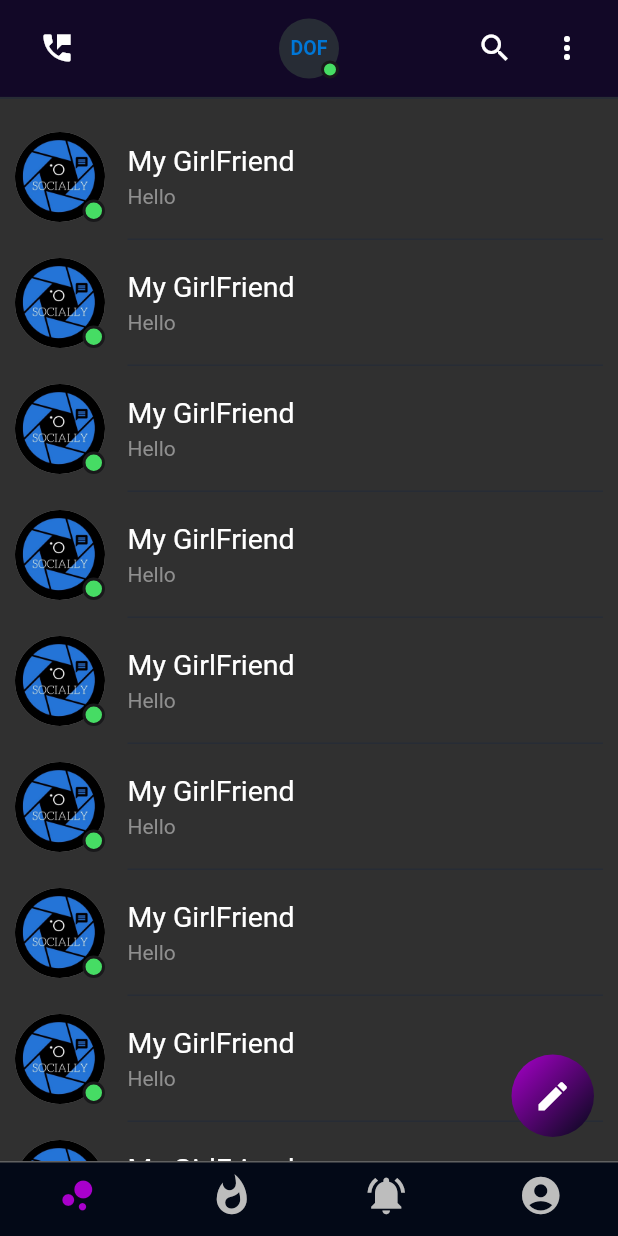
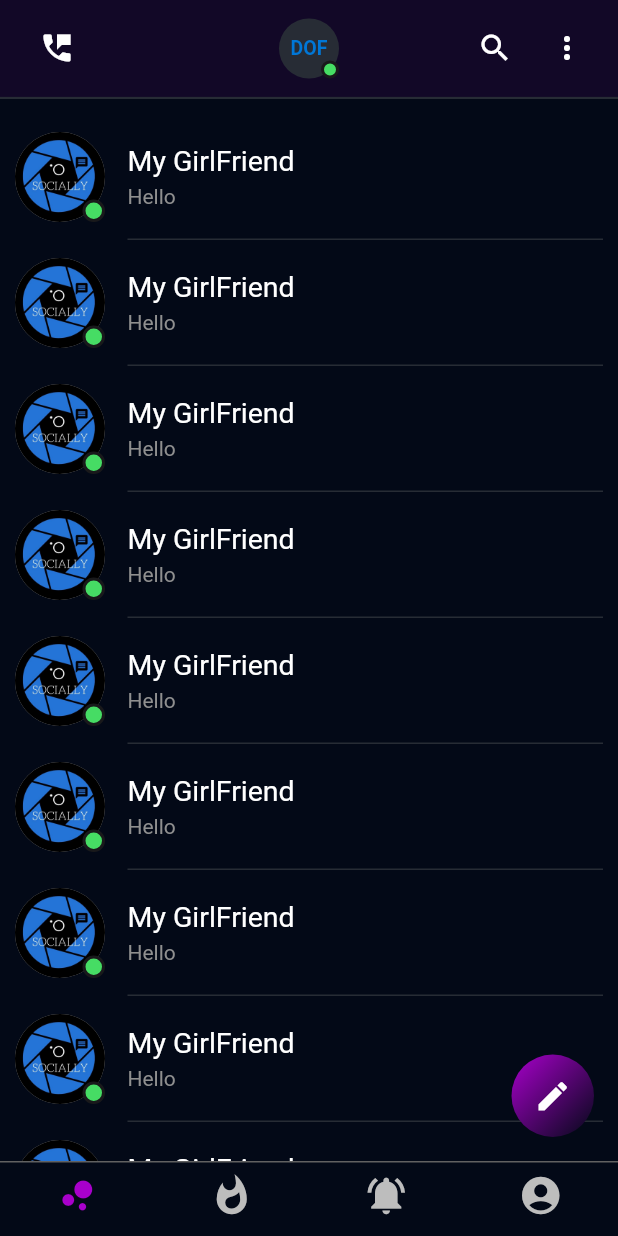
Before and after one commit to femidof/Socially-App, a Flutter app: the screen it shows once a user with an empty profile is signed in, on a phone screen of 412 x 824 dp. Run offline on Flutter 3.47's test engine with Material 2 defaults, Android fonts, the phone set to English and light mode, and no system bars; our stand-ins replace cached_network_image, cloud_firestore, firebase_auth, firebase_storage, flutter_spinkit, gradient_app_bar and 5 more; missing offline and left inert: agora_rtc_engine, country_pickers, emoji_picker; accounts and stored records are empty; Roboto replaces fonts that are missing (Arial).

Commit message:
fixed some minor bugs

```diff
--- a/lib/homepage.dart
+++ b/lib/homepage.dart
@@ -62,7 +62,8 @@ class _MyHomeState extends State<MyHome> {
         // PickupLayout(
         //   scaffold:
         Scaffold(
-      // backgroundColor: Color.fromRGBO(3, 9, 23, 1),
+      backgroundColor: Color.fromRGBO(3, 9, 23, 1),
+      // Colors.black,
       body: PageView(
         children: <Widget>[
           Container(
--- a/lib/loginPage.dart
+++ b/lib/loginPage.dart
@@ -248,10 +248,12 @@ class _LoginPageState extends State<LoginPage> {
                             print("Works here");
                             if (this.userP == null) {
                               print("Error IN System Process");
-                              return null;
+                              // return null;
                             } else {
+                              print(userP.toString());
+                              print("omgggggg?");
                               print("so it is here???");
-                              return MyHome();
+                              // return MyHome();
                             }
                           });
                           print("hello");
--- a/lib/main.dart
+++ b/lib/main.dart
@@ -29,7 +29,6 @@ class BaseStart extends StatelessWidget {
             primaryColor: Color.fromRGBO(3, 9, 23, 1),
             accentColor: Colors.purple[600],
             backgroundColor: Color.fromRGBO(3, 9, 23, 1),
-
             // brightness: Brightness.dark,
           ),
           initialRoute: '/',
--- a/lib/screens/pages/chat_list_screen.dart
+++ b/lib/screens/pages/chat_list_screen.dart
@@ -102,6 +102,7 @@ class _ChatListContainerState extends State<ChatListContainer> {
   @override
   Widget build(BuildContext context) {
     return Container(
+      color: Color.fromRGBO(3, 9, 23, 1),
       child: ListView.builder(
         padding: EdgeInsets.all(10.0),
         itemCount: 10,
--- a/lib/screens/pages/timeline.dart
+++ b/lib/screens/pages/timeline.dart
@@ -21,8 +21,9 @@ class _TimelineState extends State<Timeline> {
   @override
   Widget build(context) {
     return Scaffold(
+      backgroundColor: Color.fromRGBO(3, 9, 23, 1),
       appBar: header(context, "Socially"),
-      body: ProgressBar.circularProgress(),
+      body: ProgressBar.circularStylishProgress(),
     );
   }
 }
--- a/lib/services/auth.dart
+++ b/lib/services/auth.dart
@@ -11,7 +11,7 @@ import 'package:socially/welcome_screen.dart';
 class AuthService {
   FirebaseAuth _auth = FirebaseAuth.instance;
   User currentUser;
-//  Firestore firestore =
+
   //Handles Auth
   final usersRef = Firestore.instance.collection('user');
 
@@ -105,6 +105,7 @@ class AuthService {
     AuthCredential authCreds = PhoneAuthProvider.getCredential(
         verificationId: verId, smsCode: smsCode);
     await signIn(authCreds, context, phoneNumber);
+
     // createUserInFirestore(context);
     // Navigator.pushReplacement(context,
     //     PageTransition(type: PageTransitionType.fade, child: MyHome()));
--- a/pubspec.yaml
+++ b/pubspec.yaml
@@ -40,7 +40,7 @@ dependencies:
   page_transition: ^1.1.5
   shimmer: ^1.1.1
   provider: ^4.0.4
-  flutter_spinkit: ^4.1.2
+  flutter_spinkit: ^4.1.2+1
   country_pickers: ^1.2.0
   gradient_app_bar: ^0.0.1
   emoji_picker: ^0.1.0
```
Also changed, not shown: lib/models/widgets/progress_bar.dart (+13 -2 lines), pubspec.lock.
